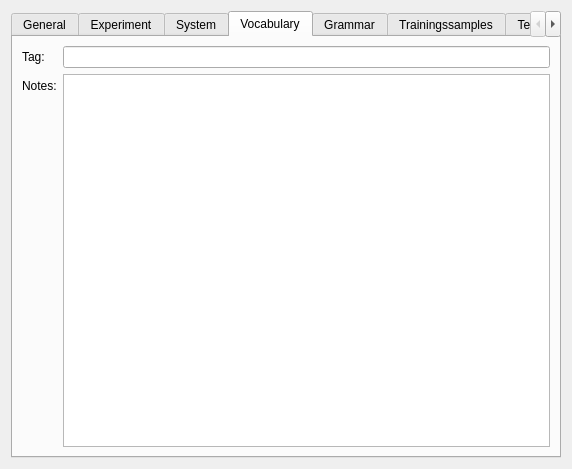
Old version of the form sam/src/exporttestresultsdlg.ui in the repository KDE/simon.
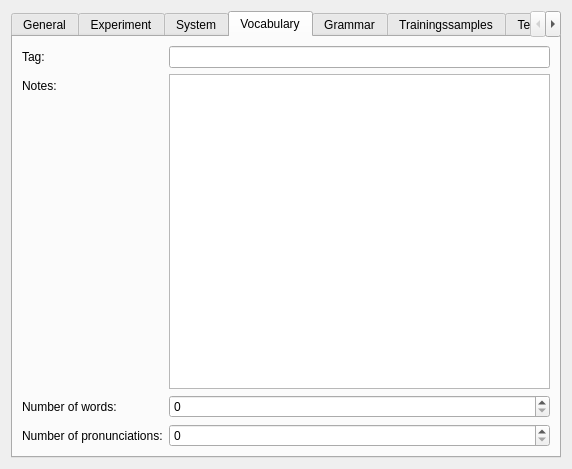
New version of the form. The open tabs and pages were chosen to show the change. Custom widgets are drawn as their Qt base class.

```diff
--- a/sam/src/exporttestresultsdlg.ui
+++ b/sam/src/exporttestresultsdlg.ui
@@ -244,6 +244,34 @@
          </property>
         </widget>
        </item>
+       <item row="2" column="0">
+        <widget class="QLabel" name="label_11">
+         <property name="text">
+          <string>Number of words:</string>
+         </property>
+        </widget>
+       </item>
+       <item row="2" column="1">
+        <widget class="KIntSpinBox" name="sbWordCount">
+         <property name="maximum">
+          <number>999999</number>
+         </property>
+        </widget>
+       </item>
+       <item row="3" column="1">
+        <widget class="QSpinBox" name="sbPronunciationCount">
+         <property name="maximum">
+          <number>999999</number>
+         </property>
+        </widget>
+       </item>
+       <item row="3" column="0">
+        <widget class="QLabel" name="label_12">
+         <property name="text">
+          <string>Number of pronunciations:</string>
+         </property>
+        </widget>
+       </item>
       </layout>
      </widget>
      <widget class="QWidget" name="tab_3">
@@ -325,6 +353,11 @@
    <extends>QPushButton</extends>
    <header>kpushbutton.h</header>
   </customwidget>
+  <customwidget>
+   <class>KIntSpinBox</class>
+   <extends>QSpinBox</extends>
+   <header>knuminput.h</header>
+  </customwidget>
   <customwidget>
    <class>KTextEdit</class>
    <extends>QTextEdit</extends>
```
Left out of the diff: 2 changed lines with no effect on the pictures.
